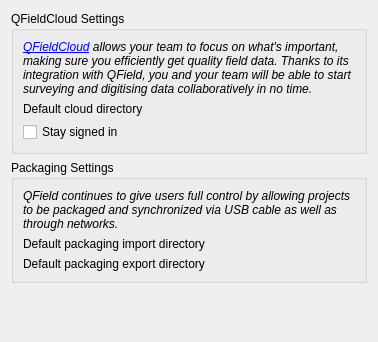
Before: the Qt Designer form qfieldsync/ui/preferences_widget.ui in opengisch/qfieldsync, drawn with Qt 5.
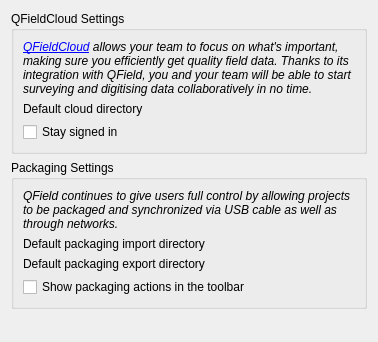
After: the same form once the commit is applied. Custom widgets are drawn as their Qt base class.

Commit message: New setting to toggle visibility of non-cloud packaging toolbar buttons, hide by default

Diff of the .ui file:
```diff
--- a/qfieldsync/ui/preferences_widget.ui
+++ b/qfieldsync/ui/preferences_widget.ui
@@ -95,6 +95,16 @@
       <item row="2" column="1">
        <widget class="QgsFileWidget" name="exportDirectory"/>
       </item>
+      <item row="3" column="0" colspan="2">
+       <widget class="QCheckBox" name="showPackagingActions">
+        <property name="text">
+         <string>Show packaging actions in the toolbar</string>
+        </property>
+        <property name="toolTip">
+         <string>Store QFieldCloud credentials and automatically sign in on QGIS startup.</string>
+        </property>
+       </widget>
+      </item>
      </layout>
     </widget>
    </item>
```
The commit also changes 3 other files.
